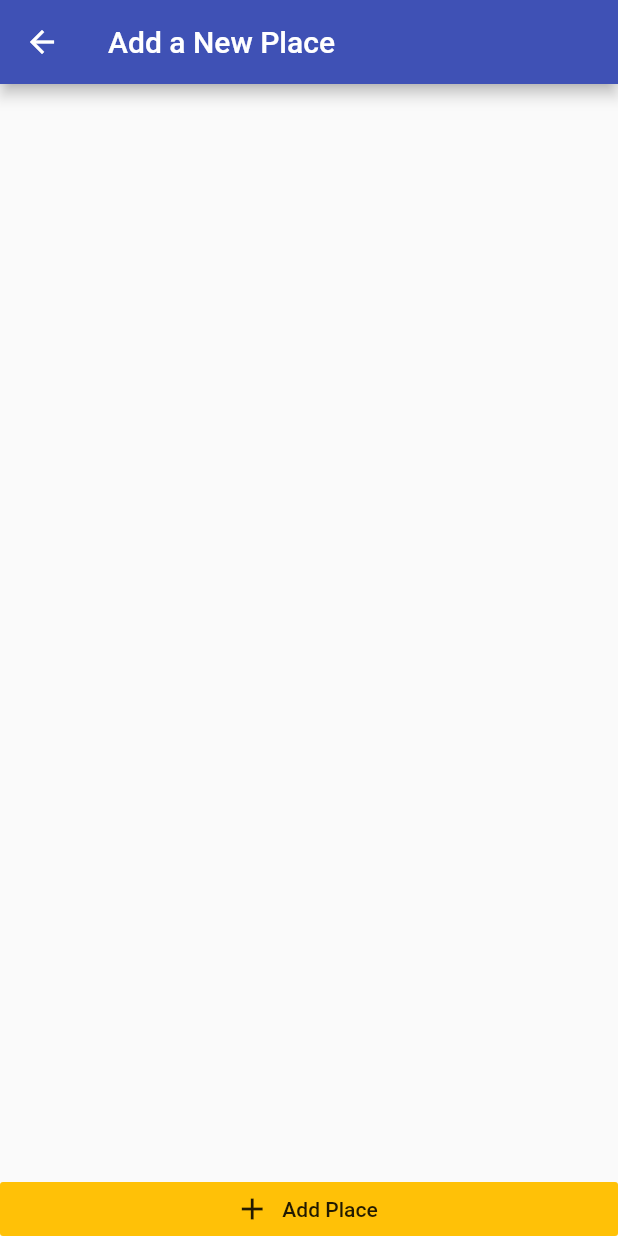
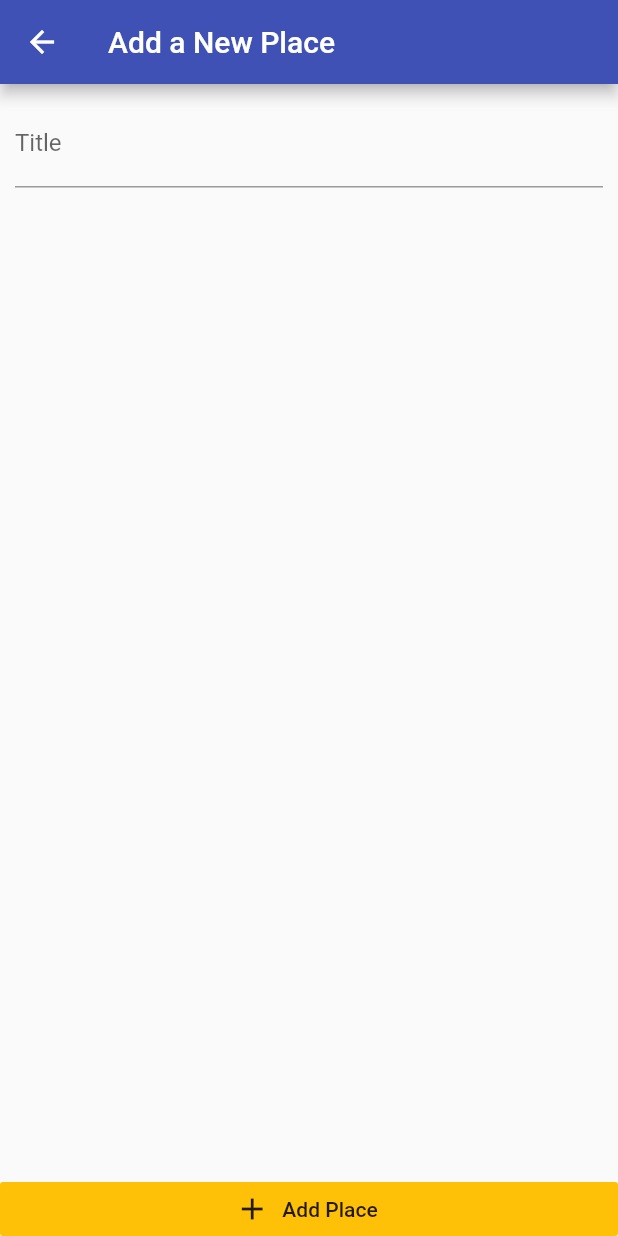
Before and after one commit to MiSteery/device_feature, a Flutter app: the AddPlace screen opened by its route, on a phone screen of 412 x 824 dp. Run offline on Flutter 3.47's test engine with Material 2 defaults, Android fonts, the phone set to English and light mode, and no system bars.

Commit message:
feat:Add input text field

```diff
--- a/lib/screens/add_place.dart
+++ b/lib/screens/add_place.dart
@@ -7,6 +7,7 @@ class AddPlace extends StatefulWidget {
 }
 
 class _AddPlaceState extends State<AddPlace> {
+  final _titleController = TextEditingController();
   @override
   Widget build(BuildContext context) {
     return Scaffold(
@@ -21,7 +22,12 @@ class _AddPlaceState extends State<AddPlace> {
               child: Padding(
                 padding: EdgeInsets.all(10),
                 child: Column(
-                  children: <Widget>[],
+                  children: <Widget>[
+                    TextField(
+                      decoration: InputDecoration(labelText: 'Title'),
+                      controller: _titleController,
+                    )
+                  ],
                 ),
               ),
             ),
```
